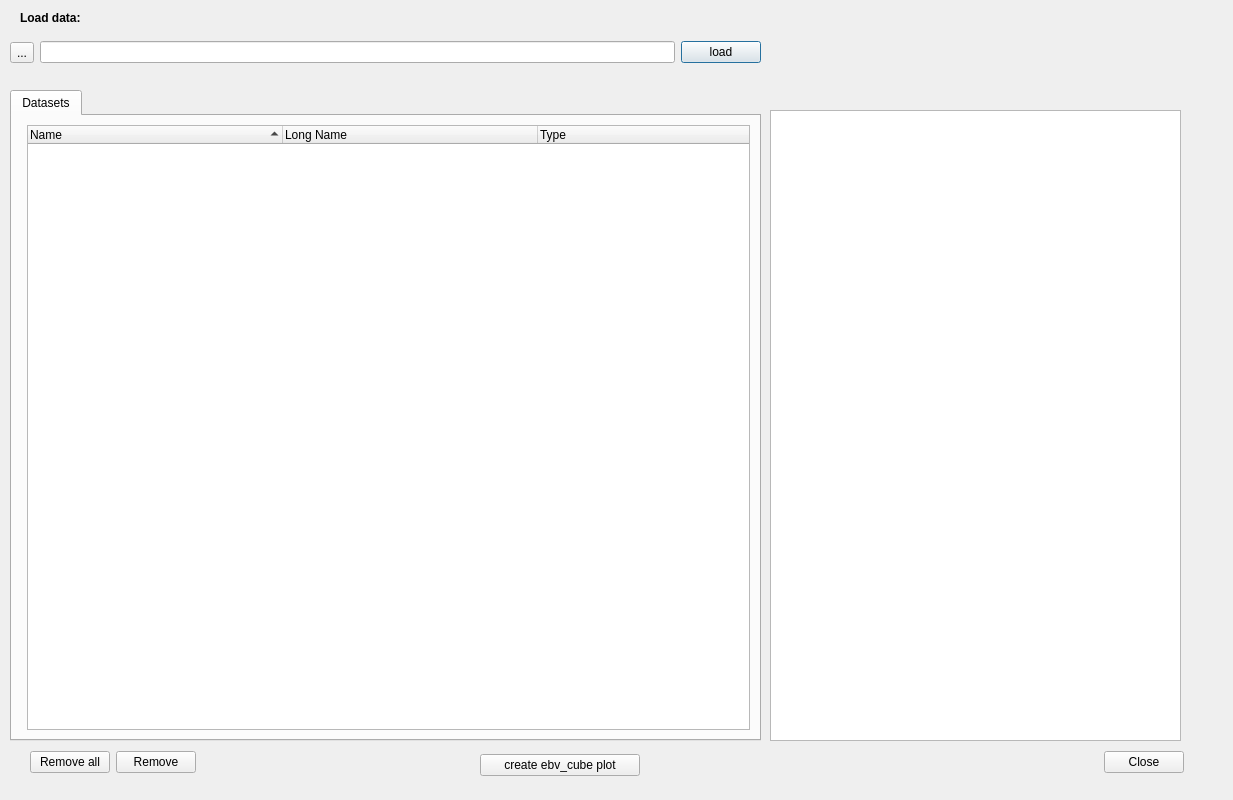
Before: the Qt Designer form netCDFVisualizer.ui in EBVcube/EBVCubeVisualizer, drawn with Qt 5.
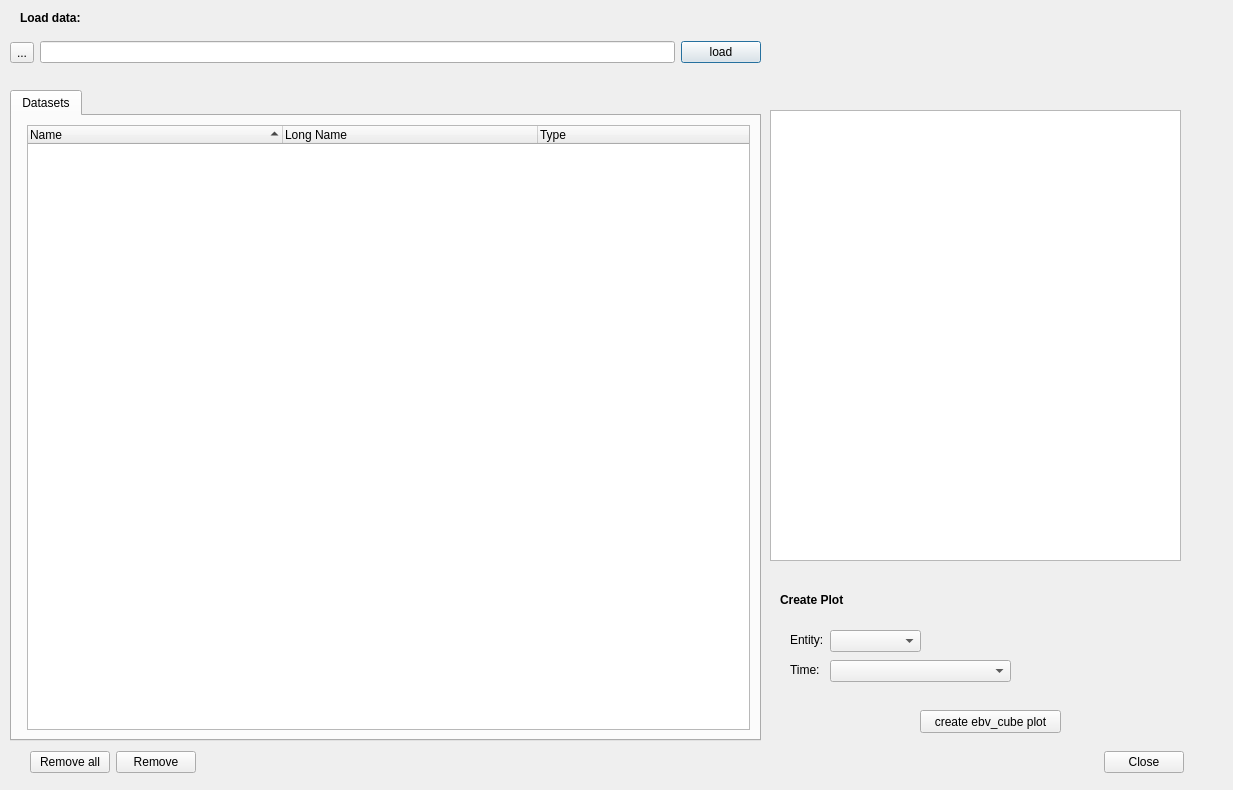
After: the same form once the commit is applied.

Commit message: entity and time has benn added

The edit to the form file:
```diff
--- a/netCDFVisualizer.ui
+++ b/netCDFVisualizer.ui
@@ -7,7 +7,7 @@
     <x>0</x>
     <y>0</y>
     <width>1233</width>
-    <height>800</height>
+    <height>790</height>
    </rect>
   </property>
   <property name="windowTitle">
@@ -174,7 +174,7 @@
      <x>770</x>
      <y>110</y>
      <width>411</width>
-     <height>631</height>
+     <height>451</height>
     </rect>
    </property>
    <layout class="QVBoxLayout" name="verticalLayout">
@@ -225,27 +225,86 @@
     </item>
    </layout>
   </widget>
-  <widget class="QWidget" name="verticalLayoutWidget">
+  <widget class="QLabel" name="label_2">
    <property name="geometry">
     <rect>
-     <x>480</x>
-     <y>750</y>
-     <width>160</width>
-     <height>31</height>
+     <x>790</x>
+     <y>630</y>
+     <width>41</width>
+     <height>20</height>
     </rect>
    </property>
-   <layout class="QVBoxLayout" name="verticalLayout_2">
-    <item>
-     <widget class="QPushButton" name="btn_plot">
-      <property name="styleSheet">
-       <string notr="true">selection-background-color: rgb(83, 194, 200);</string>
-      </property>
-      <property name="text">
-       <string>create ebv_cube plot</string>
-      </property>
-     </widget>
-    </item>
-   </layout>
+   <property name="text">
+    <string>Entity:</string>
+   </property>
+  </widget>
+  <widget class="QPushButton" name="btn_plot">
+   <property name="geometry">
+    <rect>
+     <x>920</x>
+     <y>710</y>
+     <width>141</width>
+     <height>23</height>
+    </rect>
+   </property>
+   <property name="styleSheet">
+    <string notr="true">selection-background-color: rgb(83, 194, 200);</string>
+   </property>
+   <property name="text">
+    <string>create ebv_cube plot</string>
+   </property>
+  </widget>
+  <widget class="QLabel" name="label">
+   <property name="geometry">
+    <rect>
+     <x>780</x>
+     <y>590</y>
+     <width>401</width>
+     <height>20</height>
+    </rect>
+   </property>
+   <property name="font">
+    <font>
+     <weight>75</weight>
+     <bold>true</bold>
+    </font>
+   </property>
+   <property name="text">
+    <string>Create Plot</string>
+   </property>
+  </widget>
+  <widget class="QLabel" name="label_3">
+   <property name="geometry">
+    <rect>
+     <x>790</x>
+     <y>660</y>
+     <width>41</width>
+     <height>20</height>
+    </rect>
+   </property>
+   <property name="text">
+    <string>Time:</string>
+   </property>
+  </widget>
+  <widget class="QComboBox" name="cbox_entity">
+   <property name="geometry">
+    <rect>
+     <x>830</x>
+     <y>630</y>
+     <width>91</width>
+     <height>22</height>
+    </rect>
+   </property>
+  </widget>
+  <widget class="QComboBox" name="comboBox_2">
+   <property name="geometry">
+    <rect>
+     <x>830</x>
+     <y>660</y>
+     <width>181</width>
+     <height>22</height>
+    </rect>
+   </property>
   </widget>
  </widget>
  <resources/>
```
